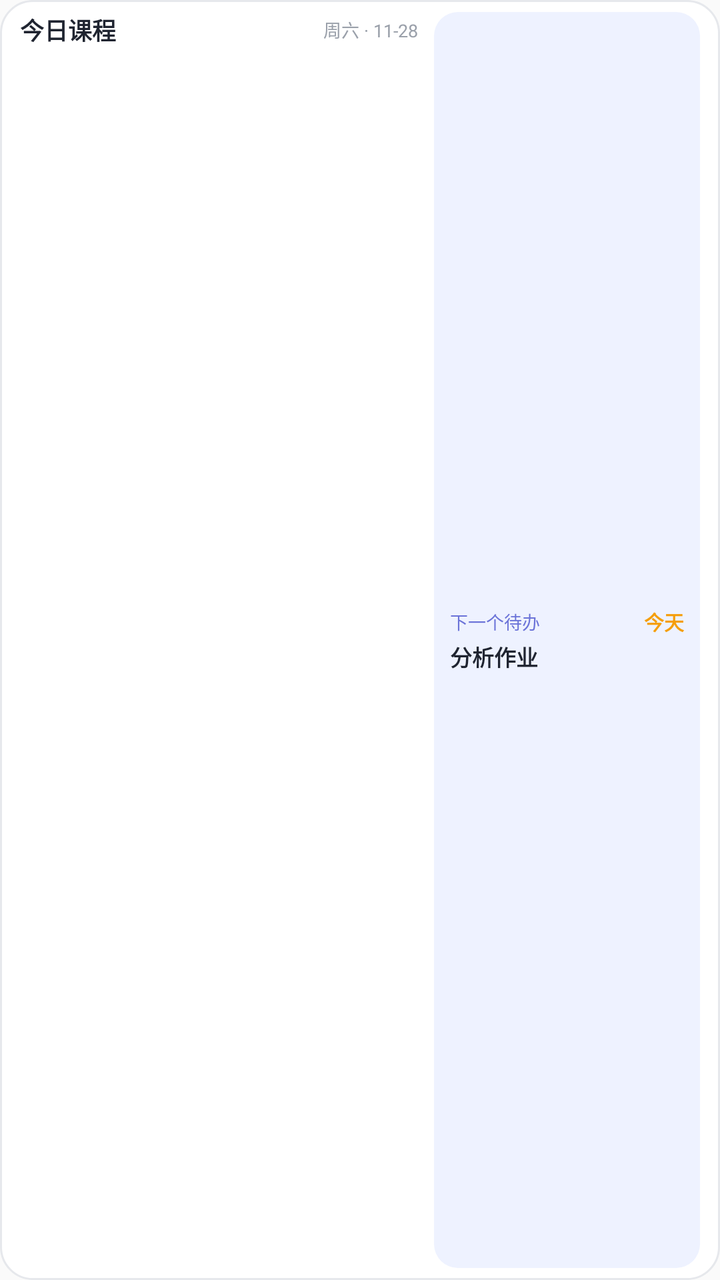
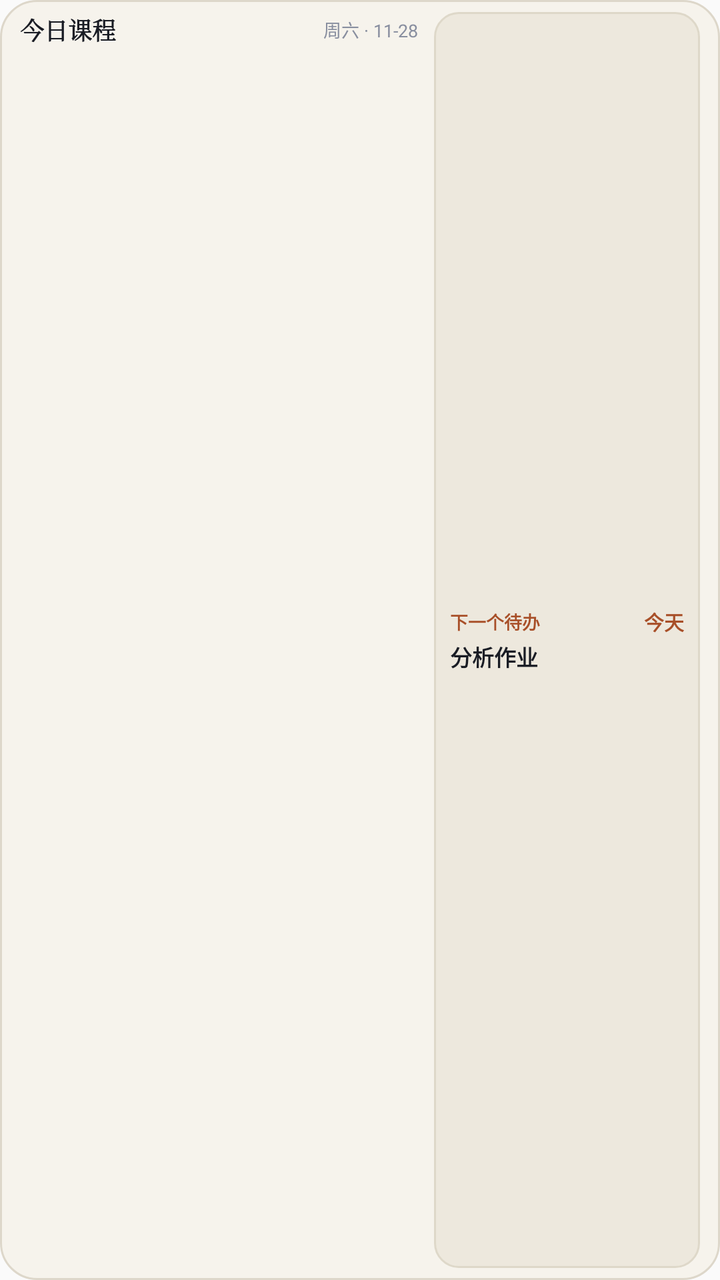

The first picture is an Android layout as it rendered before a commit; the second is the same layout after the commit. The layout source and the unified diff follow.
<!-- AndroidManifest.xml: application theme AppTheme -->
<!-- res/layout/widget_layout_1x4.xml -->
<?xml version="1.0" encoding="utf-8"?>
<FrameLayout xmlns:android="http://schemas.android.com/apk/res/android"
    android:id="@+id/widget_root"
    android:layout_width="match_parent"
    android:layout_height="match_parent"
    android:background="@drawable/widget_bg"
    android:paddingHorizontal="10dp"
    android:paddingVertical="6dp">

    <LinearLayout
        android:layout_width="match_parent"
        android:layout_height="match_parent"
        android:baselineAligned="false"
        android:gravity="center_vertical"
        android:orientation="horizontal">

        
        <LinearLayout
            android:layout_width="0dp"
            android:layout_height="match_parent"
            android:layout_weight="3"
            android:orientation="vertical">

            <LinearLayout
                android:layout_width="match_parent"
                android:layout_height="wrap_content"
                android:gravity="center_vertical"
                android:orientation="horizontal"
                android:paddingBottom="2dp">

                <TextView
                    android:id="@+id/widget_title"
                    android:layout_width="0dp"
                    android:layout_height="wrap_content"
                    android:layout_weight="1"
                    android:ellipsize="end"
                    android:singleLine="true"
                    android:text="今日课程"
                    android:textColor="#1f2430"
                    android:textSize="12sp"
                    android:textStyle="bold" />

                <TextView
                    android:id="@+id/widget_date"
                    android:layout_width="wrap_content"
                    android:layout_height="wrap_content"
                    android:paddingStart="4dp"
                    android:singleLine="true"
                    android:text="周六 · 11-28"
                    android:textColor="#9aa0aa"
                    android:textSize="9sp" />
            </LinearLayout>

            <ListView
                android:id="@+id/widget_list"
                android:layout_width="match_parent"
                android:layout_height="0dp"
                android:layout_weight="1"
                android:divider="@null"
                android:scrollbars="none" />

            <TextView
                android:id="@+id/widget_empty"
                android:layout_width="match_parent"
                android:layout_height="0dp"
                android:layout_weight="1"
                android:gravity="center_vertical"
                android:singleLine="true"
                android:text="今天没有课"
                android:textColor="#9aa0aa"
                android:textSize="11sp"
                android:visibility="gone" />
        </LinearLayout>

        
        <LinearLayout
            android:layout_width="0dp"
            android:layout_height="match_parent"
            android:layout_marginStart="8dp"
            android:layout_weight="2"
            android:background="@drawable/widget_todo_bg"
            android:gravity="center_vertical"
            android:orientation="vertical"
            android:paddingHorizontal="8dp"
            android:paddingVertical="4dp">

            <LinearLayout
                android:layout_width="match_parent"
                android:layout_height="wrap_content"
                android:gravity="center_vertical"
                android:orientation="horizontal">

                <TextView
                    android:id="@+id/todo_label"
                    android:layout_width="0dp"
                    android:layout_height="wrap_content"
                    android:layout_weight="1"
                    android:ellipsize="end"
                    android:singleLine="true"
                    android:text="下一个待办"
                    android:textColor="#6b73d8"
                    android:textSize="9sp" />

                <TextView
                    android:id="@+id/todo_remain"
                    android:layout_width="wrap_content"
                    android:layout_height="wrap_content"
                    android:singleLine="true"
                    android:text="今天"
                    android:textColor="#f59e0b"
                    android:textSize="10sp"
                    android:textStyle="bold" />
            </LinearLayout>

            <TextView
                android:id="@+id/todo_title"
                android:layout_width="match_parent"
                android:layout_height="wrap_content"
                android:layout_marginTop="2dp"
                android:ellipsize="end"
                android:singleLine="true"
                android:text="分析作业"
                android:textColor="#1f2430"
                android:textSize="11sp"
                android:textStyle="bold" />
        </LinearLayout>

    </LinearLayout>
</FrameLayout>
<!-- resources referenced by this layout -->
<resources>
  <!-- drawable widget_bg (drawable) -->
  <?xml version="1.0" encoding="utf-8"?>
  <shape xmlns:android="http://schemas.android.com/apk/res/android"
      android:shape="rectangle">
      <solid android:color="#ffffff" />
      <corners android:radius="16dp" />
      <stroke
          android:width="1dp"
          android:color="#e6e8ec" />
  </shape>
  <!-- drawable widget_todo_bg (drawable) -->
  <?xml version="1.0" encoding="utf-8"?>
  <shape xmlns:android="http://schemas.android.com/apk/res/android"
      android:shape="rectangle">
      <solid android:color="#eef2ff" />
      <corners android:radius="12dp" />
  </shape>
  <style name="AppTheme" parent="Theme.AppCompat.Light.DarkActionBar">
          
          <item name="colorPrimary">@color/colorPrimary</item>
          <item name="colorPrimaryDark">@color/colorPrimaryDark</item>
          <item name="colorAccent">@color/colorAccent</item>
      </style>
</resources>

<!-- the commit's change to res/layout/widget_layout_1x4.xml (unified diff, before → after) -->
@@ -34,9 +34,10 @@
                     android:layout_height="wrap_content"
                     android:layout_weight="1"
                     android:ellipsize="end"
+                    android:fontFamily="serif"
                     android:singleLine="true"
                     android:text="今日课程"
-                    android:textColor="#1f2430"
+                    android:textColor="@color/widget_ink"
                     android:textSize="12sp"
                     android:textStyle="bold" />
 
@@ -44,10 +45,11 @@
                     android:id="@+id/widget_date"
                     android:layout_width="wrap_content"
                     android:layout_height="wrap_content"
+                    android:fontFeatureSettings="tnum"
                     android:paddingStart="4dp"
                     android:singleLine="true"
                     android:text="周六 · 11-28"
-                    android:textColor="#9aa0aa"
+                    android:textColor="@color/widget_ink_faint"
                     android:textSize="9sp" />
             </LinearLayout>
 
@@ -67,7 +69,7 @@
                 android:gravity="center_vertical"
                 android:singleLine="true"
                 android:text="今天没有课"
-                android:textColor="#9aa0aa"
+                android:textColor="@color/widget_ink_faint"
                 android:textSize="11sp"
                 android:visibility="gone" />
         </LinearLayout>
@@ -98,16 +100,18 @@
                     android:ellipsize="end"
                     android:singleLine="true"
                     android:text="下一个待办"
-                    android:textColor="#6b73d8"
-                    android:textSize="9sp" />
+                    android:textColor="@color/widget_due"
+                    android:textSize="9sp"
+                    android:textStyle="bold" />
 
                 <TextView
                     android:id="@+id/todo_remain"
                     android:layout_width="wrap_content"
                     android:layout_height="wrap_content"
+                    android:fontFeatureSettings="tnum"
                     android:singleLine="true"
                     android:text="今天"
-                    android:textColor="#f59e0b"
+                    android:textColor="@color/widget_due"
                     android:textSize="10sp"
                     android:textStyle="bold" />
             </LinearLayout>
@@ -120,7 +124,7 @@
                 android:ellipsize="end"
                 android:singleLine="true"
                 android:text="分析作业"
-                android:textColor="#1f2430"
+                android:textColor="@color/widget_ink"
                 android:textSize="11sp"
                 android:textStyle="bold" />
         </LinearLayout>
<!-- resource entries referenced after the edit -->
@@ -1,21 +1,27 @@
 <!-- resources referenced by this layout -->
 <resources>
+  <color name="widget_due">#A84F28</color>
+  <color name="widget_ink">#191C24</color>
+  <color name="widget_ink_faint">#888E9F</color>
   <!-- drawable widget_bg (drawable) -->
   <?xml version="1.0" encoding="utf-8"?>
   <shape xmlns:android="http://schemas.android.com/apk/res/android"
       android:shape="rectangle">
-      <solid android:color="#ffffff" />
-      <corners android:radius="16dp" />
+      <solid android:color="@color/widget_surface" />
+      <corners android:radius="18dp" />
       <stroke
           android:width="1dp"
-          android:color="#e6e8ec" />
+          android:color="@color/widget_stroke" />
   </shape>
   <!-- drawable widget_todo_bg (drawable) -->
   <?xml version="1.0" encoding="utf-8"?>
   <shape xmlns:android="http://schemas.android.com/apk/res/android"
       android:shape="rectangle">
-      <solid android:color="#eef2ff" />
+      <solid android:color="@color/widget_todo_bg" />
       <corners android:radius="12dp" />
+      <stroke
+          android:width="1dp"
+          android:color="@color/widget_todo_stroke" />
   </shape>
   <style name="AppTheme" parent="Theme.AppCompat.Light.DarkActionBar">
           
@@ -23,5 +29,9 @@
           <item name="colorPrimaryDark">@color/colorPrimaryDark</item>
           <item name="colorAccent">@color/colorAccent</item>
       </style>
+  <color name="widget_surface">#F6F3EC</color>
+  <color name="widget_stroke">#DDD7CA</color>
+  <color name="widget_todo_bg">#EDE8DD</color>
+  <color name="widget_todo_stroke">#DED8C9</color>
 </resources>
 
